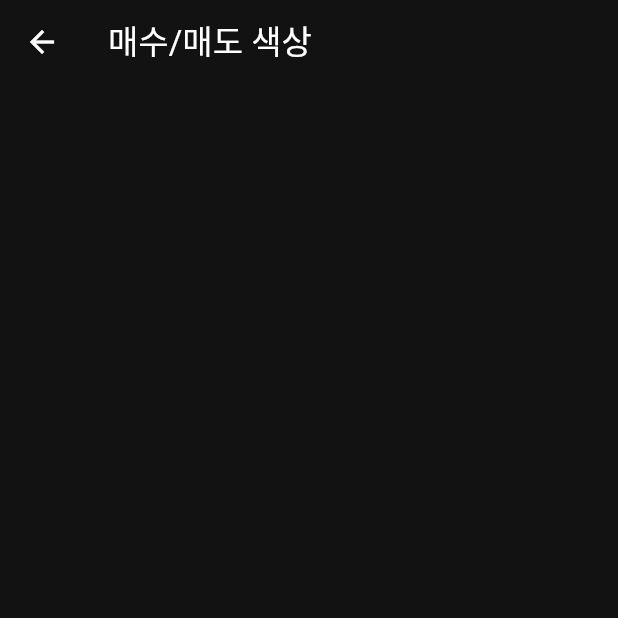
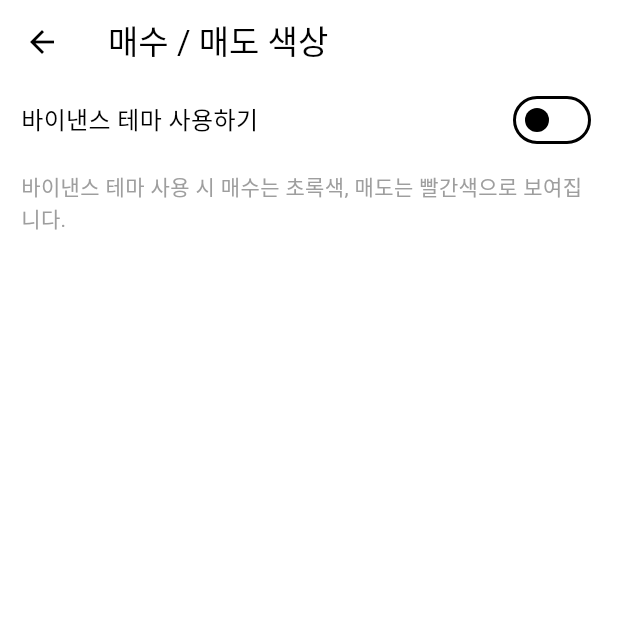
Before and after one commit to mwoo-git/mini_trade_flutter, a Flutter app: the EditColorView screen opened directly, on a phone screen of 412 x 824 dp, the top half of it. Run offline on Flutter 3.47's test engine with Material 2 defaults, Android fonts, the phone set to English and light mode, and no system bars; our stand-ins replace get, shared_preferences, velocity_x; accounts and stored records are empty; network calls fail.

Commit message:
add: 바이낸스 테마 사용 가능

```diff
--- /dev/null
+++ b/lib/global/constant/app_colors.dart
@@ -0,0 +1,18 @@
+import 'package:flutter/material.dart';
+import 'package:mini_trade_flutter/global/data/prefs.dart';
+
+class AppColors {
+  static Color sellColor() =>
+      Prefs.isBinanceTheme.get() ? Colors.red : Colors.blue;
+  static Color buyColor() =>
+      Prefs.isBinanceTheme.get() ? Colors.green : Colors.red;
+
+  static Color getTradeColor(dynamic value) {
+    if (value is double) {
+      return value > 0 ? AppColors.buyColor() : AppColors.sellColor();
+    } else if (value is bool) {
+      return value ? AppColors.buyColor() : AppColors.sellColor();
+    }
+    return Colors.black;
+  }
+}
--- a/lib/global/data/prefs.dart
+++ b/lib/global/data/prefs.dart
@@ -4,5 +4,7 @@ import 'app_preferences.dart';
 class Prefs {
   static final appTheme = NullablePreferenceItem<CustomTheme>('appTheme');
   static final amount = RxPreferenceItem<int, RxInt>('amount', 10000);
-  static final RxBool didAmountChanged = RxBool(false);
+  static final isBinanceTheme = PreferenceItem<bool>('isGreenOn', false);
+  static final didAmountChanged = RxBool(false);
+  static final didBinanceThemeChanged = RxBool(false);
 }
--- a/lib/global/theme/custom_theme_app.dart
+++ b/lib/global/theme/custom_theme_app.dart
@@ -1,4 +1,5 @@
 import 'package:flutter/material.dart';
+import 'package:get/get.dart';
 
 import '../data/prefs.dart';
 import 'custom_theme.dart';
@@ -17,7 +18,7 @@ class CustomThemeApp extends StatefulWidget {
 class _CustomThemeAppState extends State<CustomThemeApp> {
   late CustomTheme theme = savedTheme ?? defaultTheme ?? systemTheme;
   final CustomTheme? defaultTheme = CustomTheme
-      .dark; //light, dark 테마가 준비되었고, 시스템 테마를 따라가게 하려면 해당 필드를 제거 하시면 됩니다.
+      .light; //light, dark 테마가 준비되었고, 시스템 테마를 따라가게 하려면 해당 필드를 제거 하시면 됩니다.
 
   void handleChangeTheme(CustomTheme theme) {
     setState(() => this.theme = theme);
--- a/lib/screens/home/search_delegate.dart
+++ b/lib/screens/home/search_delegate.dart
@@ -2,6 +2,8 @@ import 'package:flutter/material.dart';
 import 'package:get/get.dart';
 import 'package:mini_trade_flutter/global/api/binance_socket.dart';
 import 'package:mini_trade_flutter/screens/home/vm_coin_list.dart';
+
+import '../../global/constant/app_colors.dart';
 
 class CoinSearchDelegate extends SearchDelegate {
   final CoinListViewModel vm;
@@ -91,7 +93,9 @@ class CoinSearchDelegate extends SearchDelegate {
           title: Text(ticker.symbol),
           trailing: Text(
             ticker.changeRate,
-            style: TextStyle(color: ticker.color),
+            style: TextStyle(
+              color: AppColors.getTradeColor(ticker.ticker.changeRate),
+            ),
           ),
           // You can add more details here if needed
         );
--- a/lib/screens/settings/v_edit_amount.dart
+++ b/lib/screens/settings/v_edit_amount.dart
@@ -56,7 +56,9 @@ class _EditAmountViewState extends State<EditAmountView> {
         child: Text(
           '완료',
           style: TextStyle(
-              color: isButtonEnabled ? Colors.blue : Colors.grey, fontSize: 20),
+              color: isButtonEnabled ? Colors.blue : Colors.grey,
+              fontSize: 20,
+              fontWeight: FontWeight.bold),
         ),
       );
 
--- a/lib/screens/settings/v_edit_color.dart
+++ b/lib/screens/settings/v_edit_color.dart
@@ -1,14 +1,56 @@
 import 'package:flutter/material.dart';
+import 'package:get/get.dart';
 
-class EditColorView extends StatelessWidget {
+import '../../global/data/prefs.dart';
+import '../common/w_switch.dart';
+
+class EditColorView extends StatefulWidget {
   const EditColorView({super.key});
 
   @override
+  State<EditColorView> createState() => _EditColorViewState();
+}
+
+class _EditColorViewState extends State<EditColorView> {
+  @override
   Widget build(BuildContext context) {
+    const title = '매수 / 매도 색상';
+    const description = '바이낸스 테마 사용 시 매수는 초록색, 매도는 빨간색으로 보여집니다.';
     return Scaffold(
-      appBar: AppBar(
-        title: Text('매수/매도 색상'),
-      ),
-    );
+        appBar: AppBar(
+          title: const Text(title),
+        ),
+        body: Column(
+          crossAxisAlignment: CrossAxisAlignment.start,
+          children: [
+            themeChangeTile(context).paddingOnly(bottom: 10),
+            const Text(
+              description,
+              style: TextStyle(color: Colors.grey),
+            )
+          ],
+        ).paddingSymmetric(horizontal: 14));
+  }
+
+  Row themeChangeTile(BuildContext context) => Row(
+        mainAxisAlignment: MainAxisAlignment.spaceBetween,
+        children: [
+          const Text(
+            '바이낸스 테마 사용하기',
+            style: TextStyle(fontSize: 16),
+          ),
+          CustomSwitch(
+              value: Prefs.isBinanceTheme.get(),
+              onChanged: (value) {
+                changeBinanceTheme(value);
+              }),
+        ],
+      );
+
+  void changeBinanceTheme(bool value) {
+    setState(() {
+      Prefs.isBinanceTheme.set(value);
+      Prefs.didBinanceThemeChanged.toggle();
+    });
   }
 }
--- a/lib/screens/settings/v_settings.dart
+++ b/lib/screens/settings/v_settings.dart
@@ -24,7 +24,7 @@ class SettingsView extends StatelessWidget {
         ),
         settingsTile(
           context,
-          title: '매수/매도 색상',
+          title: '매수 / 매도 색상',
           page: const EditColorView(),
         ),
         settingsTile(
```
Also changed, not shown: lib/screens/home/vm_ticker.dart (+7 -3 lines), lib/screens/home/w_coin_list.dart (+24 -10 lines), lib/screens/trade/vm_trade_tile.dart (+5 -7 lines), lib/screens/trade/w_trade_list.dart (+19 -2 lines).
